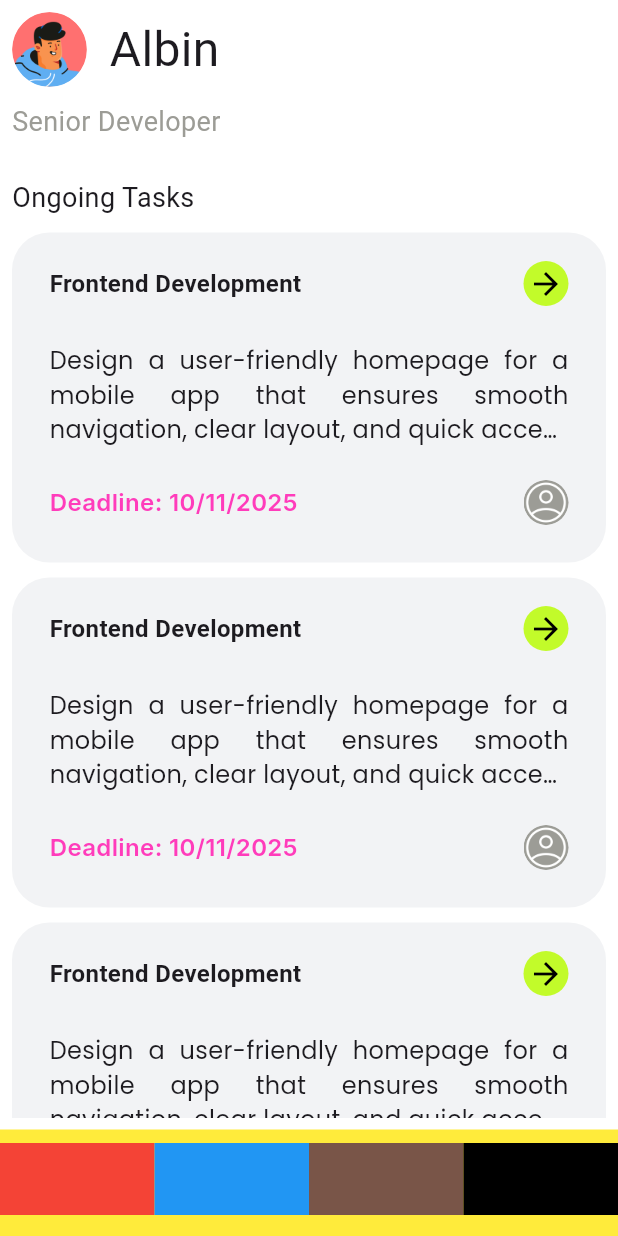
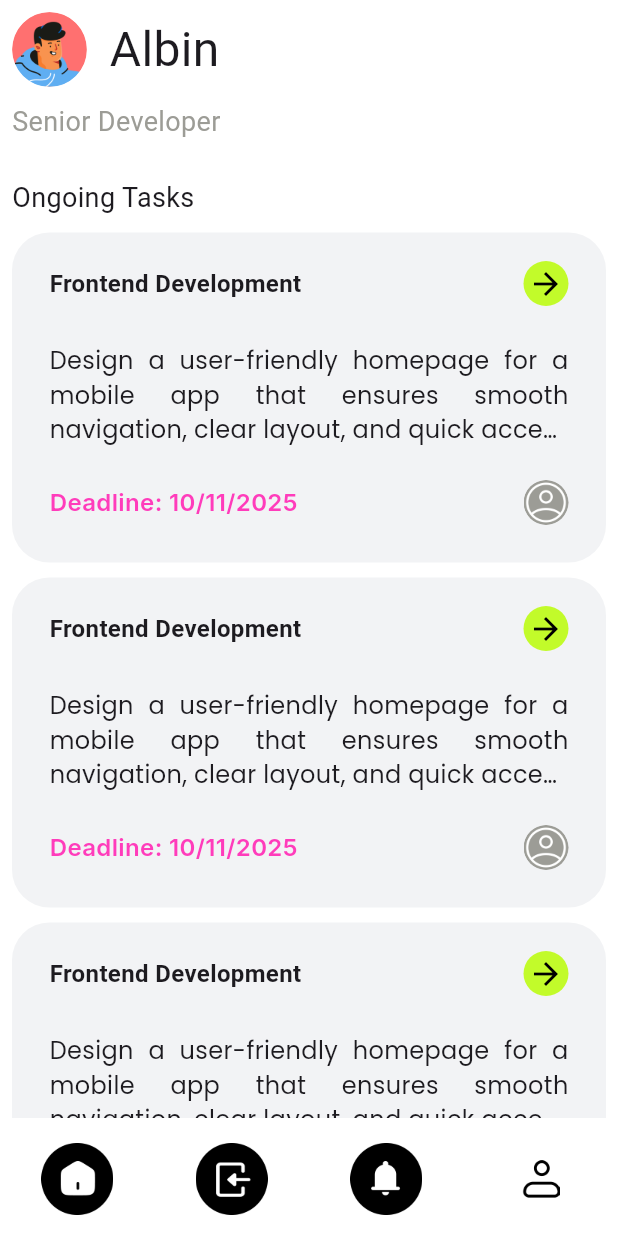
Before and after one commit to Albin2420/Quexa, a Flutter app: the Mainscreen screen opened directly, on a phone screen of 412 x 824 dp. Run offline on Flutter 3.47's test engine with Material 3 defaults, Android fonts, the light colour scheme and no system bars; our stand-ins replace flutter_easyloading, get, google_fonts.

Commit message:
initiated main screen flow in 13:47 on 05/11/2025

```diff
--- a/lib/src/presentation/screens/main_screen/main_screen.dart
+++ b/lib/src/presentation/screens/main_screen/main_screen.dart
@@ -25,16 +25,36 @@ class Mainscreen extends StatelessWidget {
       }),
       bottomNavigationBar: SafeArea(
         child: Container(
-          color: Colors.yellow,
+          color: Colors.white,
           height: 71,
           padding: EdgeInsets.only(top: 9, bottom: 14),
           child: Row(
             mainAxisSize: MainAxisSize.min,
             children: [
-              Expanded(child: Container(color: Colors.red)),
-              Expanded(child: Container(color: Colors.blue)),
-              Expanded(child: Container(color: Colors.brown)),
-              Expanded(child: Container(color: Colors.black)),
+              Expanded(
+                child: Image.asset(
+                  scale: 4,
+                  "assets/icons/selected/home_selected.png",
+                ),
+              ),
+              Expanded(
+                child: Image.asset(
+                  scale: 4,
+                  "assets/icons/selected/login_selected.png",
+                ),
+              ),
+              Expanded(
+                child: Image.asset(
+                  scale: 4,
+                  "assets/icons/selected/notification_selected.png",
+                ),
+              ),
+              Expanded(
+                child: Image.asset(
+                  scale: 4,
+                  "assets/icons/unselected/profile.png",
+                ),
+              ),
             ],
           ),
         ),
```
